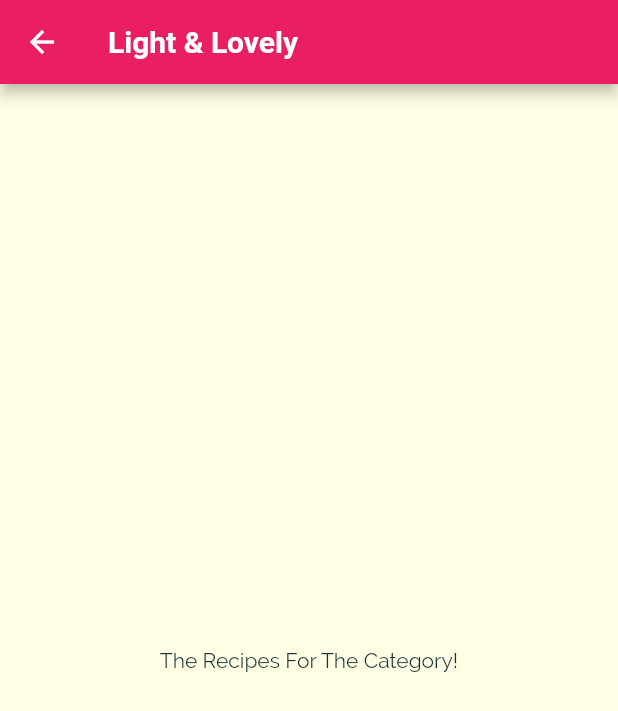
After one commit to AGorkemAksoz/recipes, a Flutter app: the screen it shows after launch, after a tap on "Light & Lovely", on a phone screen of 412 x 824 dp. The commit adds this screen. Shown: the top 711 px of the screen. Run offline on Flutter 3.47's test engine with Material 2 defaults, Android fonts, the phone set to English and light mode, and no system bars; Roboto replaces fonts that are missing (RobotoCondensend).

Commit message:
Named Route

```diff
--- a/lib/main.dart
+++ b/lib/main.dart
@@ -1,6 +1,7 @@
 import 'dart:ui';
 
 import 'package:flutter/material.dart';
+import 'package:recipes/screens/category_meals_screen.dart';
 
 import './screens/categories_screen.dart';
 
@@ -37,6 +38,9 @@ class MyApp extends StatelessWidget {
             ),
       ),
       home: const CategoriesScreen(),
+      routes: {
+        '/category-meals': (ctx) => CategoryMealsScreen()
+      },
     );
   }
 }
--- a/lib/model/category_item.dart
+++ b/lib/model/category_item.dart
@@ -1,19 +1,38 @@
 import 'dart:ui';
 
 import 'package:flutter/material.dart';
+import 'package:recipes/screens/category_meals_screen.dart';
 
 class CategoryItem extends StatelessWidget {
+  final String id;
   final String title;
   final Color color;
 
   const CategoryItem({
+    required this.id,
     required this.title,
     required this.color,
   });
 
+  void selectCategory(BuildContext ctx) {
+    Navigator.of(ctx).pushNamed(
+      '/category-meals',
+      arguments: {
+        'id': id,
+        'title': title,
+      },
+    );
+  }
+
   @override
   Widget build(BuildContext context) {
-    return Container(
+    return InkWell(
+      onTap: () {
+        selectCategory(context);
+      },
+      splashColor: Theme.of(context).primaryColor,
+      borderRadius: BorderRadius.circular(15),
+      child: Container(
         padding: const EdgeInsets.all(15),
         decoration: BoxDecoration(
           gradient: LinearGradient(
@@ -30,6 +49,7 @@ class CategoryItem extends StatelessWidget {
           title,
           style: Theme.of(context).textTheme.headline6,
         ),
+      ),
     );
   }
 }
--- a/lib/screens/categories_screen.dart
+++ b/lib/screens/categories_screen.dart
@@ -23,6 +23,7 @@ class CategoriesScreen extends StatelessWidget {
         children: DUMMY_CATEGORIES
             .map(
               (catDATA) => CategoryItem(
+                id: catDATA.id,
                 title: catDATA.title,
                 color: catDATA.color,
               ),
--- /dev/null
+++ b/lib/screens/category_meals_screen.dart
@@ -0,0 +1,27 @@
+import 'package:flutter/material.dart';
+
+class CategoryMealsScreen extends StatelessWidget {
+/*   final String categoryId;
+  final String categoryTitle;
+
+  CategoryMealsScreen({
+    required this.categoryId,
+    required this.categoryTitle,
+  }); */
+  @override
+  Widget build(BuildContext context) {
+    final routeArgs =
+        ModalRoute.of(context)?.settings.arguments as Map<String, String>;
+    final routeId = routeArgs['id'];
+    final routeTitle = routeArgs['title'];
+
+    return Scaffold(
+      appBar: AppBar(
+        title: Text(routeTitle!),
+      ),
+      body: const Center(
+        child: Text('The Recipes For The Category!'),
+      ),
+    );
+  }
+}
```
Lines whose indentation alone changed are shown as unchanged.
